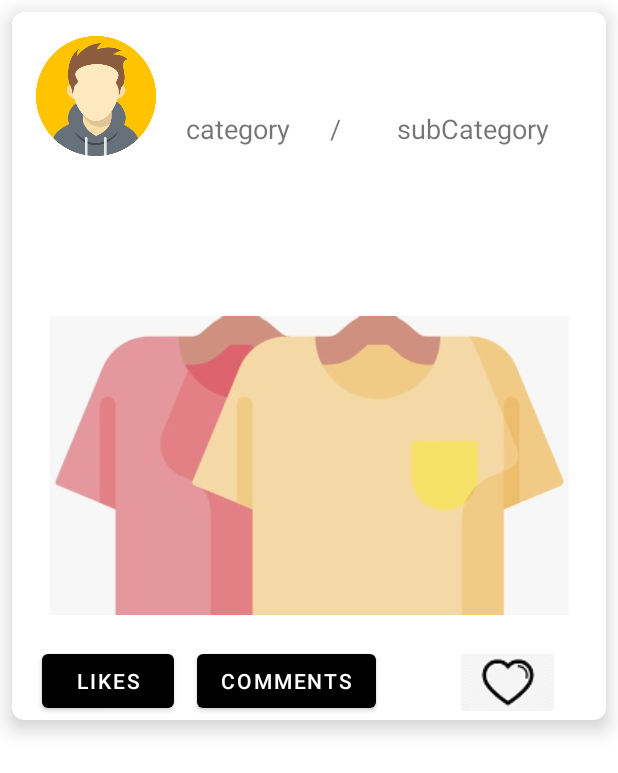
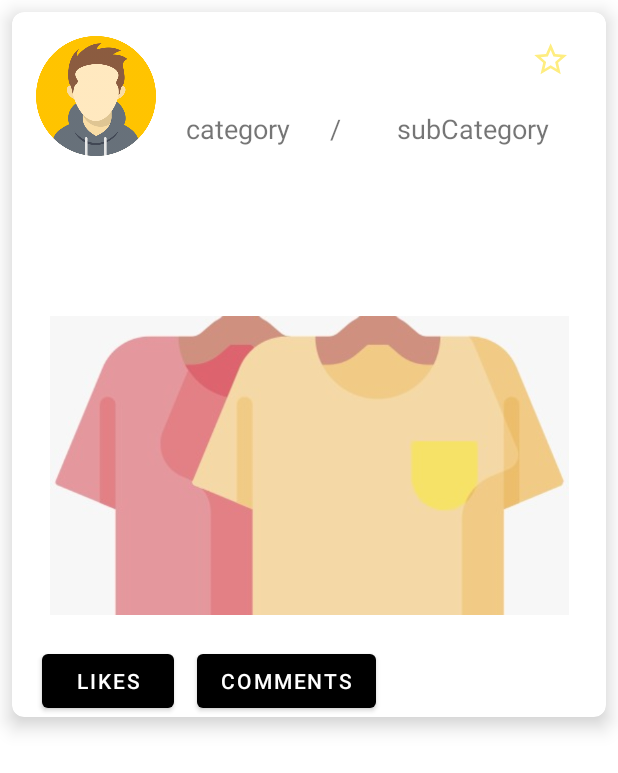
Before and after one commit to kelysot/PerfectFitApp-Android, an Android app: the layout post_list_row.xml on its own in the app's theme, with its tools: preview values and no code run, on a phone screen of 412 x 824 dp. Shown: the top 773 px of the screen. Run offline under Robolectric (Android 15) with nearby library versions, the light colour scheme and no system bars.

Commit message:
Change the heart to star in wish list. Fixed wishList add in posts.

```diff
--- a/app/src/main/java/com/example/perfectfitapp_android/WishListFragment.java
+++ b/app/src/main/java/com/example/perfectfitapp_android/WishListFragment.java
@@ -136,7 +136,7 @@ public class WishListFragment extends Fragment {
             holder.descriptionTv.setText(post.getDescription());
             holder.categoryTv.setText(post.getCategoryId());
             holder.subCategoryTv.setText(post.getSubCategoryId());
-            holder.addToWishListBtn.setImageResource(R.drawable.ic_red_heart);
+            holder.addToWishListBtn.setImageResource(R.drawable.ic_full_star);
             holder.addToWishListBtn.setOnClickListener(v -> removeFromList(holder, post));
 
             Model.instance.getProfileByUserName(post.getProfileId(), new Model.GetProfileByUserName() {
@@ -170,6 +170,7 @@ public class WishListFragment extends Fragment {
                         .into(holder.postPic);
             }
 
+
             holder.commentsBtn.setOnClickListener((v) -> {
                 Navigation.findNavController(v).navigate(WishListFragmentDirections.actionWishListFragmentToCommentFragment(post.getPostId()));
             });
@@ -179,7 +180,8 @@ public class WishListFragment extends Fragment {
             Model.instance.getProfile().getWishlist().remove(post.getPostId());
             Model.instance.editProfile(null, Model.instance.getProfile(), isSuccess -> {
                 if(isSuccess){
-                    holder.addToWishListBtn.setImageResource(R.drawable.ic_heart);
+                    holder.addToWishListBtn.setImageResource(R.drawable.ic_star);
+                    refresh();
                 }
                 else{
                     Toast.makeText(MyApplication.getContext(), "No Connection, please try later",
--- /dev/null
+++ b/app/src/main/res/drawable/ic_full_star.xml
@@ -0,0 +1,5 @@
+<vector android:alpha="0.5" android:height="24dp" android:tint="#FDDB00"
+    android:viewportHeight="24" android:viewportWidth="24"
+    android:width="24dp" xmlns:android="http://schemas.android.com/apk/res/android">
+    <path android:fillColor="@android:color/white" android:pathData="M12,17.27L18.18,21l-1.64,-7.03L22,9.24l-7.19,-0.61L12,2 9.19,8.63 2,9.24l5.46,4.73L5.82,21z"/>
+</vector>
--- /dev/null
+++ b/app/src/main/res/drawable/ic_star.xml
@@ -0,0 +1,5 @@
+<vector android:alpha="0.5" android:height="24dp" android:tint="#FDDB00"
+    android:viewportHeight="22" android:viewportWidth="22"
+    android:width="24dp" xmlns:android="http://schemas.android.com/apk/res/android">
+    <path android:fillColor="@android:color/white" android:pathData="M22,9.24l-7.19,-0.62L12,2 9.19,8.63 2,9.24l5.46,4.73L5.82,21 12,17.27 18.18,21l-1.63,-7.03L22,9.24zM12,15.4l-3.76,2.27 1,-4.28 -3.32,-2.88 4.38,-0.38L12,6.1l1.71,4.04 4.38,0.38 -3.32,2.88 1,4.28L12,15.4z"/>
+</vector>
--- a/app/src/main/res/layout/fragment_wish_list.xml
+++ b/app/src/main/res/layout/fragment_wish_list.xml
@@ -11,7 +11,7 @@
         android:layout_width="wrap_content"
         android:layout_height="wrap_content"
         android:layout_marginTop="30dp"
-        android:text="The things you like..."
+        android:text="♥ I Love It ♥"
         android:textColor="#FFC107"
         android:textSize="24sp"
         android:textStyle="bold"
@@ -26,7 +26,7 @@
         android:layout_width="0dp"
         android:layout_height="0dp"
         android:layout_marginStart="10dp"
-        android:layout_marginTop="45dp"
+        android:layout_marginTop="24dp"
         android:layout_marginEnd="10dp"
         android:layout_marginBottom="8dp"
         app:layout_constraintBottom_toBottomOf="parent"
--- a/app/src/main/res/layout/post_list_row.xml
+++ b/app/src/main/res/layout/post_list_row.xml
@@ -74,16 +74,15 @@
 
         <ImageButton
             android:id="@+id/add_to_wish_list_btn"
-            android:layout_width="70dp"
-            android:layout_height="50dp"
-            android:layout_marginStart="30dp"
-            android:layout_marginTop="20dp"
+            android:layout_width="60dp"
+            android:layout_height="60dp"
+            android:layout_marginTop="8dp"
             android:layout_marginEnd="8dp"
-            android:backgroundTint="#F4F4F4"
+            android:backgroundTint="#FFFFFF"
+            app:layout_constraintBottom_toBottomOf="@+id/listrow_username_tv"
             app:layout_constraintEnd_toEndOf="parent"
-            app:layout_constraintStart_toEndOf="@+id/listrow_comments_btn"
-            app:layout_constraintTop_toBottomOf="@+id/listrow_post_img"
-            app:srcCompat="@drawable/ic_heart" />
+            app:layout_constraintTop_toTopOf="parent"
+            app:srcCompat="@drawable/ic_star" />
 
         <Button
             android:id="@+id/listrow_comments_btn"
```
Also changed, not shown: app/src/main/java/com/example/perfectfitapp_android/HomePageFragment.java (+4 -4 lines), app/src/main/java/com/example/perfectfitapp_android/profile/ProfileFragment.java (+28 -9 lines), app/src/main/java/com/example/perfectfitapp_android/sub_category/SubCategoryDetailsPostsFragment.java (+4 -4 lines).
